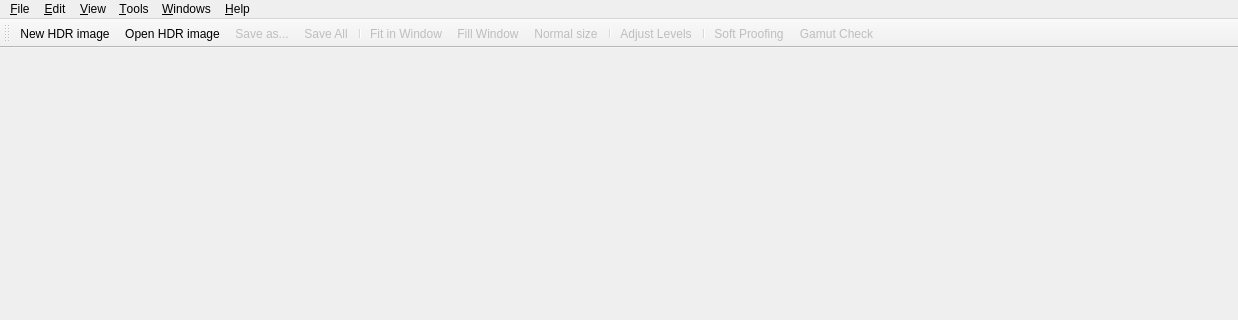
First picture: the form in src/MainWindow/MainWindow.ui, repository LuminanceHDR/LuminanceHDR, before the edit; both pictures show x 0 to 1238 and y 0 to 320 of the 1238 by 756 pixel window.
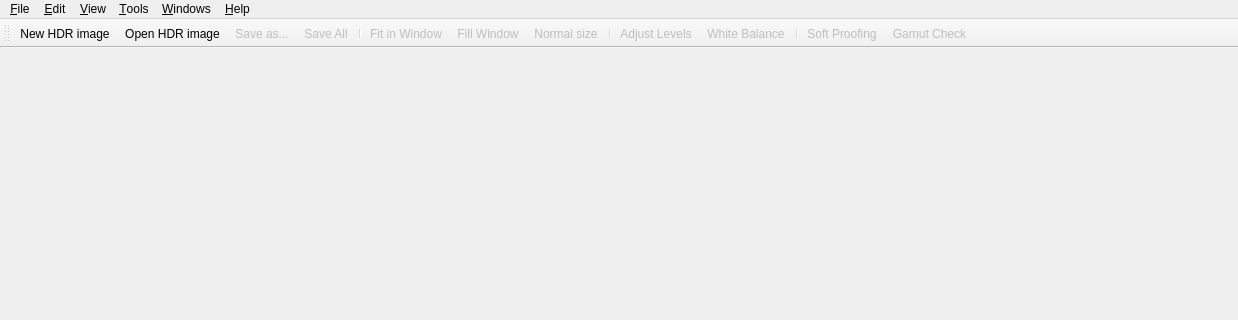
Second picture: the form after the edit. Icons and pictures are not drawn.

```diff
--- a/src/MainWindow/MainWindow.ui
+++ b/src/MainWindow/MainWindow.ui
@@ -177,6 +177,7 @@
    <addaction name="normalSizeAct"/>
    <addaction name="separator"/>
    <addaction name="actionFix_Histogram"/>
+   <addaction name="actionWhite_Balance"/>
    <addaction name="separator"/>
    <addaction name="actionSoft_Proofing"/>
    <addaction name="actionGamut_Check"/>
@@ -1002,6 +1003,21 @@
     <bool>false</bool>
    </property>
   </action>
+  <action name="actionWhite_Balance">
+   <property name="enabled">
+    <bool>false</bool>
+   </property>
+   <property name="icon">
+    <iconset resource="../../icons.qrc">
+     <normaloff>:/new/prefix1/images/preview_white_balance.png</normaloff>:/new/prefix1/images/preview_white_balance.png</iconset>
+   </property>
+   <property name="text">
+    <string>White Balance</string>
+   </property>
+   <property name="toolTip">
+    <string>Fix color cast, can be slow</string>
+   </property>
+  </action>
  </widget>
  <resources>
   <include location="../../icons.qrc"/>
```
Left out of the diff: 2 changed lines with no effect on the pictures.
